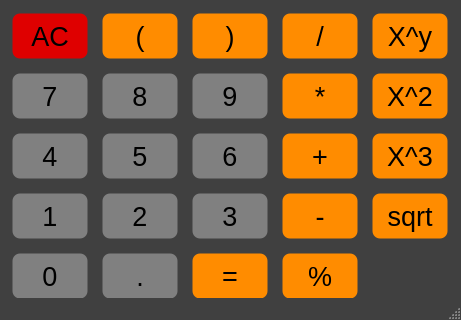
The window that src/jcal.ui (itsjibel/Jcal) describes before a commit, drawn with Qt 5; both pictures show x 0 to 461 and y 169 to 489 of the 461 by 489 pixel window.
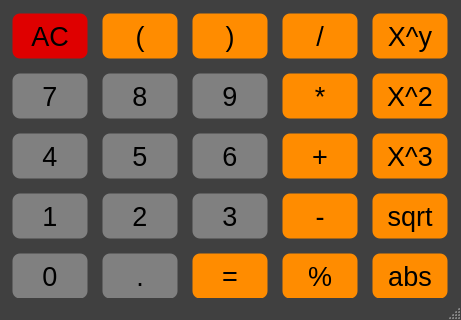
The same window after the commit.

Commit message: Update validToCal function

What changed in the file:
```diff
--- a/src/jcal.ui
+++ b/src/jcal.ui
@@ -1105,6 +1105,48 @@
      <string>sqrt</string>
     </property>
    </widget>
+   <widget class="QPushButton" name="abs">
+    <property name="geometry">
+     <rect>
+      <x>370</x>
+      <y>420</y>
+      <width>80</width>
+      <height>50</height>
+     </rect>
+    </property>
+    <property name="sizePolicy">
+     <sizepolicy hsizetype="Preferred" vsizetype="Preferred">
+      <horstretch>0</horstretch>
+      <verstretch>0</verstretch>
+     </sizepolicy>
+    </property>
+    <property name="font">
+     <font>
+      <pointsize>20</pointsize>
+     </font>
+    </property>
+    <property name="cursor">
+     <cursorShape>PointingHandCursor</cursorShape>
+    </property>
+    <property name="styleSheet">
+     <string>QPushButton {
+	background-color: #FF8C00;
+	border-style: solid;
+	border-width: 5px;
+	border-radius: 10px;
+}
+
+QPushButton:pressed {
+	background-color: #FF4500;
+	border-style: solid;
+	border-width: 5px;
+	border-radius: 10px;
+}</string>
+    </property>
+    <property name="text">
+     <string>abs</string>
+    </property>
+   </widget>
   </widget>
   <widget class="QMenuBar" name="menubar">
    <property name="geometry">
```
The commit also changes 2 other files.
